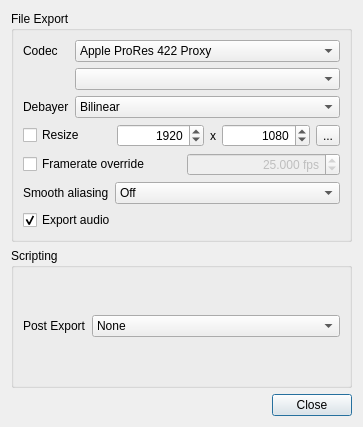
Old version of the form platform/qt/ExportSettingsDialog.ui in the repository ilia3101/MLV-App.
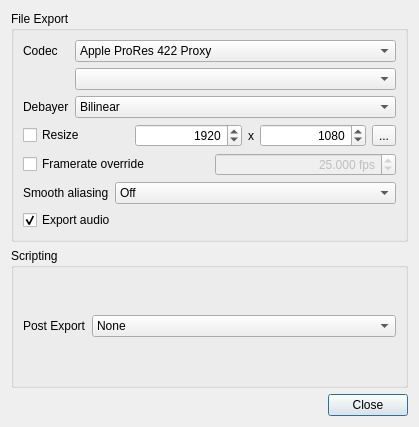
New version of the form. Icons and pictures are not drawn.

Commit message: QtApp: changed smooth aliasing settings

```diff
--- a/platform/qt/ExportSettingsDialog.ui
+++ b/platform/qt/ExportSettingsDialog.ui
@@ -6,7 +6,7 @@
    <rect>
     <x>0</x>
     <y>0</y>
-    <width>363</width>
+    <width>419</width>
     <height>427</height>
    </rect>
   </property>
```
Left out of the diff: 2 changed lines with no effect on the pictures. The commit also changes 2 other files.
